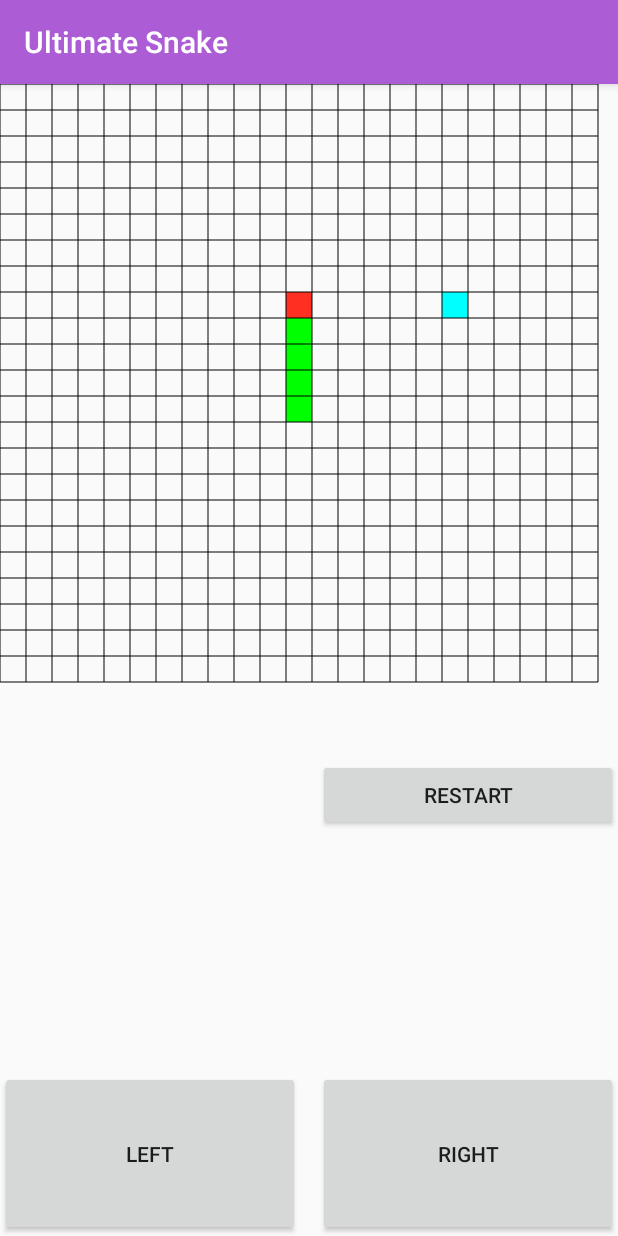
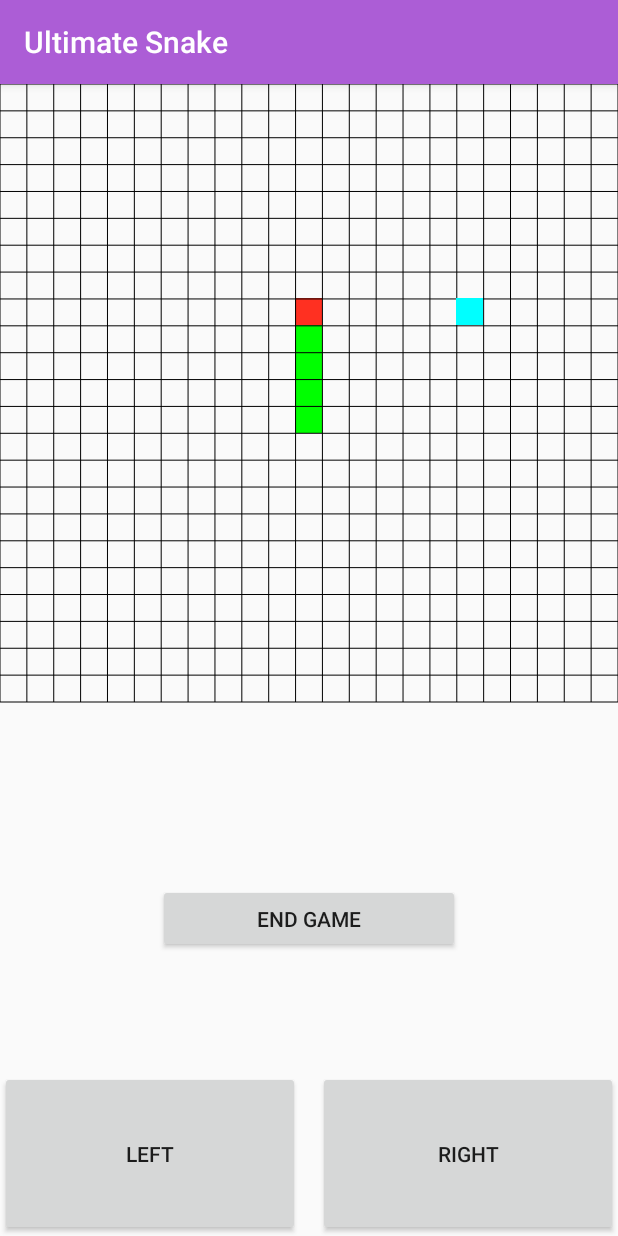
Before and after one commit to Tron-CS125/CS125-Tron, an Android app: the screen it shows after launch (GameActivity), after a tap on "START GAME", on a phone screen of 412 x 824 dp. Run offline under Robolectric (Android 15) with nearby library versions, the phone set to English and light mode, and no system bars.

Commit message:
we prolly good on this, might be the final push, got a decent end screen working and optimized some things

```diff
--- a/app/src/main/AndroidManifest.xml
+++ b/app/src/main/AndroidManifest.xml
@@ -11,7 +11,8 @@
         android:supportsRtl="true"
         android:theme="@style/AppTheme"
         tools:ignore="GoogleAppIndexingWarning">
-        <activity android:name=".FinalColorActivity"></activity>
+        <activity android:name=".GameOverActivity"></activity>
+        <activity android:name=".FinalColorActivity" />
         <activity android:name=".DesignActivity" />
         <activity android:name=".SettingsActivity" />
         <activity android:name=".GameActivity" />
--- a/app/src/main/java/com/example/tron/DrawStuff.java
+++ b/app/src/main/java/com/example/tron/DrawStuff.java
@@ -1,17 +1,16 @@
 package com.example.tron;
 
 import android.content.Context;
+import android.content.Intent;
 import android.graphics.Canvas;
 import android.graphics.Color;
 import android.graphics.Paint;
 import android.os.Build;
 import android.os.CountDownTimer;
-import android.provider.Settings;
 import android.util.AttributeSet;
 import android.util.DisplayMetrics;
 import android.util.Log;
 import android.view.View;
-import android.widget.TextView;
 
 import androidx.annotation.Nullable;
 import androidx.annotation.RequiresApi;
@@ -79,17 +78,15 @@ public class DrawStuff extends View {
     private static int tick = 0;
 
     /**
-     * boolean to state whether game has been restarted
-     */
-    private boolean hasRestarted = false;
-
-    /**
      * boolean whether game is running
      */
     private static boolean gameState = true;
 
+    Context context;
+
     public DrawStuff(Context context) {
         super(context);
+        this.context = context;
         init(null);
     }
 
@@ -119,6 +116,8 @@ public class DrawStuff extends View {
         rectPaint.setColor(Color.GREEN);
         linePaint.setColor(Color.BLACK);
         linePaint.setStyle(Paint.Style.STROKE);
+        tick = 0;
+        startGame();
     }
 
     public void everyTick() {
@@ -131,10 +130,13 @@ public class DrawStuff extends View {
             public void onTick(long millisUntilFinished) {
                 if (gameState) {
                     postInvalidate();
+                } else {
+                    cancel();
                 }
             }
 
             public void onFinish() {
+                cancel();
                 gameState = false;
             }
         }.start();
@@ -151,9 +153,7 @@ public class DrawStuff extends View {
             score = 0;
             createBody();
             createFruit();
-            if (!hasRestarted) {
-                everyTick();
-            }
+            everyTick();
         }
         while (collectFruit()) {
             addBody();
@@ -162,14 +162,18 @@ public class DrawStuff extends View {
         for (int i = 0; i < fullSnake.size(); i++) {
             canvas.drawRect(fullSnake.get(i).getRect(), fullSnake.get(i).getBodyPaint());
         }
-        if (!checkValidGridPos(firstBody.getGridPos()) || snakeRule()) {
-            makeLines(canvas);
+        if ((!checkValidGridPos(firstBody.getGridPos()) || snakeRule()) && gameState) {
             gameState = false;
+            try {
+                endGame();
+            } catch (Exception e) {
+                Log.println(Log.WARN, "Exception", "boobs " + e);
+            }
         } else {
             moveInDirection();
-            canvas.drawRect(fruit.getRect(), fruit.getBodyPaint());
             canvas.drawLines(horizontalLines, linePaint);
             canvas.drawLines(verticalLines, linePaint);
+            canvas.drawRect(fruit.getRect(), fruit.getBodyPaint());
             lastBodyLastPos = fullSnake.get(fullSnake.size() - 1).getGridPos();
             tick++;
         }
@@ -186,7 +190,7 @@ public class DrawStuff extends View {
         float startY;
         float stopY;
 
-        int width = canvas.getWidth();
+        float width = canvas.getWidth();
 
         // SIZE MUST ALWAYS BE ODD NUMBER ABOVE 9
         //small: 15
@@ -194,7 +198,9 @@ public class DrawStuff extends View {
         //large: 35
         GlobalArenaSizeVariables x = GlobalArenaSizeVariables.getInstance();
         GridLogic.setSize(x.getData());
-
+        if (GridLogic.getSize() <= 0) {
+            GridLogic.setSize(23);
+        }
         GridLogic.setSpacing(width / GridLogic.getSize());
 
         GridLogic.setBoardsize(GridLogic.getSize() * GridLogic.getSpacing());
@@ -208,6 +214,7 @@ public class DrawStuff extends View {
 
             stopX = startX;
             stopY = GridLogic.getBoardsize();
+
 
             temp = i * 4;
             verticalLines[temp] = startX;
@@ -234,38 +241,8 @@ public class DrawStuff extends View {
             direction[0] = true;
             direction[1] = false;
             direction[2] = false;
-            direction[3]  = false;
+            direction[3] = false;
             firstBody = new SnakeElement((int) Math.floor(GridLogic.getSize()/2), (int) Math.floor(GridLogic.getSize()/2));
-//            FinalColorActivity x = new FinalColorActivity();
-//            switch (x.getGlobalVarValue()) {
-//                case (0):
-//                    firstBody.setBodyPaint(Color.rgb(255, 48, 33));
-//                    break;
-//                case (1):
-//                    firstBody.setBodyPaint(Color.rgb(255, 137, 33));
-//                    break;
-//                case (2):
-//                    firstBody.setBodyPaint(Color.rgb(255, 240, 33));
-//                    break;
-//                case (3):
-//                    firstBody.setBodyPaint(Color.rgb(44, 255, 33));
-//                    break;
-//                case (4):
-//                    firstBody.setBodyPaint(Color.rgb(33, 137, 255));
-//                    break;
-//                case (5):
-//                    firstBody.setBodyPaint(Color.rgb(33, 255, 218));
-//                    break;
-//                case (6):
-//                    firstBody.setBodyPaint(Color.rgb(181, 33, 255));
-//                    break;
-//                case (7):
-//                    firstBody.setBodyPaint(Color.rgb(255, 165, 0));
-//                    break;
-//                default:
-//                    firstBody.setBodyPaint(Color.rgb(255, 48, 33));
-//                    break;
-//            }
             GlobalColorVariables g = GlobalColorVariables.getInstance();
             firstBody.setBodyPaint(g.getData());
             fullSnake.add(firstBody);
@@ -331,6 +308,9 @@ public class DrawStuff extends View {
         firstBody.setGridPos(pos);
     }
 
+    /**
+     * function that assigns each body part to the body part in front of it's position besides firstBody
+     */
     private static void followBody() {
         int[] pos = firstBody.getGridPos();
         int[] temp;
@@ -341,19 +321,28 @@ public class DrawStuff extends View {
         }
     }
 
+    /**
+     * Adds a body part to the snake and also updates score
+     */
     private void addBody() {
         SnakeElement body = new SnakeElement(lastBodyLastPos[0], lastBodyLastPos[1]);
         fullSnake.add(body);
-        GridLogic.setScore(score += 1);
-        score = GridLogic.getScore();
+        score++;
     }
 
+    /**
+     * creates the fruit square as a snakeEleemnt Object
+     */
     private void createFruit() {
         int[] gridPos = createRandomGridPos();
         fruit = new SnakeElement(gridPos[0], gridPos[1]);
         fruit.setBodyPaint(Color.CYAN);
     }
 
+    /**
+     * Generates a random valid position on the board
+     * @return gridpos as int[x, y]
+     */
     private int[] createRandomGridPos() {
         int[] gridPos = new int[2];
         gridPos[0] = (int)Math.floor((Math.random() * GridLogic.getSize()));
@@ -361,6 +350,11 @@ public class DrawStuff extends View {
         return gridPos;
     }
 
+    /**
+     * check's if the specified gridpos is valid
+     * @param gridPos grid pos to be checked
+     * @return boolean whether a position is valid
+     */
     private boolean checkValidGridPos(int[] gridPos) {
         for (int i : gridPos) {
             if (i > GridLogic.getSize() - 1 || i < 0) {
@@ -370,6 +364,10 @@ public class DrawStuff extends View {
         return true;
     }
 
+    /**
+     * returns whether a snake is violating the snake rule
+     * @return if the snake is on top of itself
+     */
     private boolean snakeRule() {
         int counter = 0;
         for (int i = 1; i < fullSnake.size(); i++) {
@@ -384,6 +382,10 @@ public class DrawStuff extends View {
         return false;
     }
 
+    /**
+     * returns whether a snake bodypart is on the same square as the fruit
+     * @return boolean whether the snake is on the same square as the fruit
+     */
     private boolean collectFruit() {
         for (SnakeElement b : fullSnake) {
             if (b.getGridPos()[0] == fruit.getGridPos()[0] && b.getGridPos()[1] == fruit.getGridPos()[1]) {
@@ -393,6 +395,9 @@ public class DrawStuff extends View {
         return false;
     }
 
+    /**
+     * moves the snake in the direction it is going
+     */
     private static void moveInDirection() {
         for (int i = 0; i < direction.length; i++) {
             if (direction[i]) {
@@ -413,6 +418,9 @@ public class DrawStuff extends View {
         }
     }
 
+    /**
+     * updates the directions to move the snake where it should be going if right button is pushed
+     */
     public static void rightButton() {
         for (int i = 0; i < direction.length; i++) {
             if (direction[i]) {
@@ -437,6 +445,9 @@ public class DrawStuff extends View {
         }
     }
 
+    /**
+     * updates the directions to move the snake where it should be going if left button is pushed
+     */
     public static void leftButton() {
         for (int i = 0; i < direction.length; i++) {
             if (direction[i]) {
@@ -461,11 +472,20 @@ public class DrawStuff extends View {
         }
     }
 
-    public void restartGame() {
+    public void endGame() {
+        Intent i = new Intent(context, GameOverActivity.class);
+        i.setFlags(Intent.FLAG_ACTIVITY_NEW_TASK);
+        context.startActivity(i);
+    }
+
+    /**
+     * starts the game
+     */
+    public void startGame() {
         tick = 0;
         gameState = true;
-        hasRestarted = true;
         fullSnake.clear();
+        postInvalidate();
     }
 
 
--- a/app/src/main/java/com/example/tron/GameActivity.java
+++ b/app/src/main/java/com/example/tron/GameActivity.java
@@ -3,6 +3,7 @@ package com.example.tron;
 import androidx.appcompat.app.AlertDialog;
 import androidx.appcompat.app.AppCompatActivity;
 
+import android.content.Context;
 import android.content.Intent;
 import android.graphics.Color;
 import android.os.Bundle;
@@ -10,6 +11,8 @@ import android.view.View;
 import android.widget.Button;
 
 import com.example.tron.GameLogic.GridLogic;
+
+import static java.security.AccessController.getContext;
 
 public class GameActivity extends AppCompatActivity {
 
@@ -19,10 +22,14 @@ public class GameActivity extends AppCompatActivity {
     protected void onCreate(Bundle savedInstanceState) {
         super.onCreate(savedInstanceState);
         setContentView(R.layout.activity_game);
-        drawStuff = findViewById(R.id.drawStuff);
+        Context context = GameActivity.this;
+        drawStuff = new DrawStuff(context);
+//        Button b = findViewById(R.id.endGameButton);
+//        b.setVisibility(View.GONE);
         configureRightButton();
         configureLeftButton();
-        configureRestartButton();
+//        configureRestartButton();
+        configureEndGameButton();
     }
 
     private void configureRightButton() {
@@ -45,13 +52,27 @@ public class GameActivity extends AppCompatActivity {
         });
     }
 
-    public void configureRestartButton() {
-        Button restartButton = findViewById(R.id.restartButton);
-        restartButton.setOnClickListener(new View.OnClickListener() {
+//    public void configureRestartButton() {
+//        Button restartButton = findViewById(R.id.restartButton);
+//        restartButton.setOnClickListener(new View.OnClickListener() {
+//            @Override
+//            public void onClick(View v) {
+//                drawStuff.restartGame();
+//            }
+//        });
+//    }
+    public void configureEndGameButton() {
+        Button endGameButton = findViewById(R.id.endGameButton);
+        endGameButton.setOnClickListener(new View.OnClickListener() {
             @Override
             public void onClick(View v) {
-                drawStuff.restartGame();
+                drawStuff.endGame();
             }
         });
     }
+
+    public void endGame() {
+        Intent intent = new Intent(GameActivity.this, GameOverActivity.class);
+        startActivity(intent);
+    }
 }
--- a/app/src/main/java/com/example/tron/GameLogic/GridLogic.java
+++ b/app/src/main/java/com/example/tron/GameLogic/GridLogic.java
@@ -4,17 +4,17 @@ public class GridLogic {
     /**
      * Desired size of board ex 15 * 15
      */
-    private static int size;
+    private static int size = 23;
 
     /**
      * Spacing between grid squares
      */
-    private static int spacing;
+    private static float spacing;
 
     /**
      * total board size
      */
-    private static int boardsize;
+    private static float boardsize;
 
     /**
      * score for the current game
@@ -29,27 +29,19 @@ public class GridLogic {
         return size;
     }
 
-    public static void setSpacing(int setSpacing) {
+    public static void setSpacing(float setSpacing) {
         spacing = setSpacing;
     }
 
-    public static int getSpacing() {
+    public static float getSpacing() {
         return spacing;
     }
 
-    public static void setBoardsize(int setBoardSize) {
+    public static void setBoardsize(float setBoardSize) {
         boardsize = setBoardSize;
     }
 
-    public static int getBoardsize() {
+    public static float getBoardsize() {
         return boardsize;
     }
-
-    public static int getScore() {
-        return score;
-    }
-
-    public static void setScore(int setScore) {
-        score = setScore;
-    }
 }
--- a/app/src/main/java/com/example/tron/GameLogic/SnakeElement.java
+++ b/app/src/main/java/com/example/tron/GameLogic/SnakeElement.java
@@ -39,10 +39,10 @@ public class SnakeElement {
      * Creates the Object rectangle
      */
     private void makeRect() {
-        rect.top = gridPos[1] * GridLogic.getSpacing();
-        rect.bottom = (gridPos[1] + 1) * GridLogic.getSpacing();
-        rect.left = gridPos[0] * GridLogic.getSpacing();
-        rect.right = (gridPos[0] + 1) * GridLogic.getSpacing();
+        rect.top = (int) (gridPos[1] * GridLogic.getSpacing());
+        rect.bottom = (int) ((gridPos[1] + 1) * GridLogic.getSpacing());
+        rect.left = (int) (gridPos[0] * GridLogic.getSpacing());
+        rect.right = (int) ((gridPos[0] + 1) * GridLogic.getSpacing());
     }
 
     /**
--- a/app/src/main/java/com/example/tron/GlobalArenaSizeVariables.java
+++ b/app/src/main/java/com/example/tron/GlobalArenaSizeVariables.java
@@ -9,7 +9,7 @@ public class GlobalArenaSizeVariables {
     private int data;
 
     // Restrict the constructor from being instantiated
-    private GlobalArenaSizeVariables(){}
+    private GlobalArenaSizeVariables(){ }
 
     public void setData(int inputData){
         this.data = inputData;
--- a/app/src/main/res/layout/activity_game.xml
+++ b/app/src/main/res/layout/activity_game.xml
@@ -47,12 +47,24 @@
         app:layout_constraintTop_toBottomOf="@+id/drawStuff" />
 
     <Button
-        android:id="@+id/restartButton"
-        android:layout_width="200dp"
-        android:layout_height="48dp"
-        android:text="@string/restart"
+        android:id="@+id/endGameButton"
+        android:layout_width="201dp"
+        android:layout_height="46dp"
+        android:layout_marginTop="5dp"
+        android:layout_marginBottom="1dp"
+        android:text="@string/endgame"
+        app:layout_constraintBottom_toTopOf="@+id/leftButton"
         app:layout_constraintEnd_toEndOf="parent"
+        app:layout_constraintStart_toStartOf="parent"
         app:layout_constraintTop_toBottomOf="@+id/drawStuff" />
+
+    <!--    <Button-->
+<!--        android:id="@+id/restartButton"-->
+<!--        android:layout_width="200dp"-->
+<!--        android:layout_height="48dp"-->
+<!--        android:text="@string/restart"-->
+<!--        app:layout_constraintEnd_toEndOf="parent"-->
+<!--        app:layout_constraintTop_toBottomOf="@+id/drawStuff" />-->
 
 
 </androidx.constraintlayout.widget.ConstraintLayout>
--- a/app/src/main/res/values/strings.xml
+++ b/app/src/main/res/values/strings.xml
@@ -38,5 +38,7 @@
     <string name="slow">Slow</string>
     <string name="small">Small</string>
     <string name="large">Large</string>
-
+    <string name="gameover">Game Over!</string>
+    <string name="menu">Main Menu</string>
+    <string name="endgame">End Game</string>
 </resources>
```
Also changed, not shown: app/src/main/java/com/example/tron/GameOverActivity.java (added, +47 -0 lines), app/src/main/java/com/example/tron/MainActivity.java (+0 -23 lines), app/src/main/res/layout/activity_game_over.xml (added, +52 -0 lines), app/src/main/res/layout/activity_main.xml (+4 -4 lines), app/src/main/res/layout/activity_settings.xml (+4 -3 lines).
